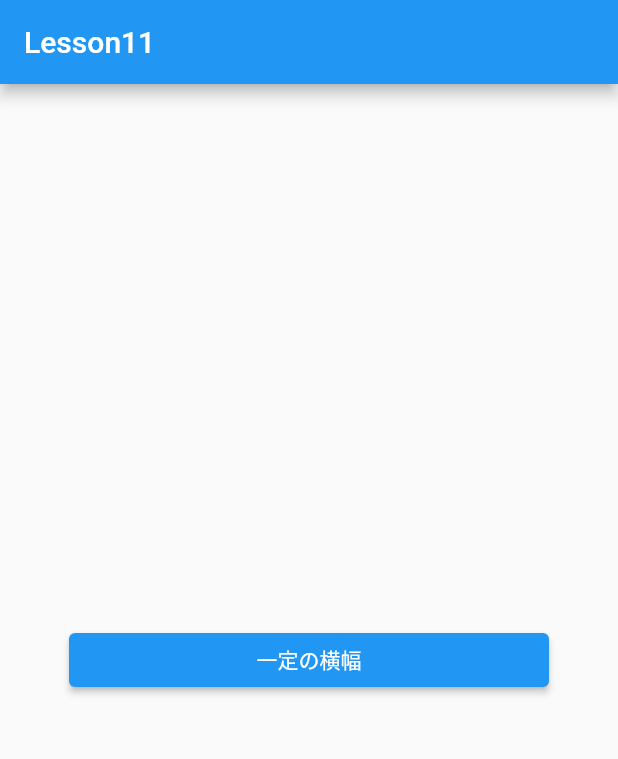
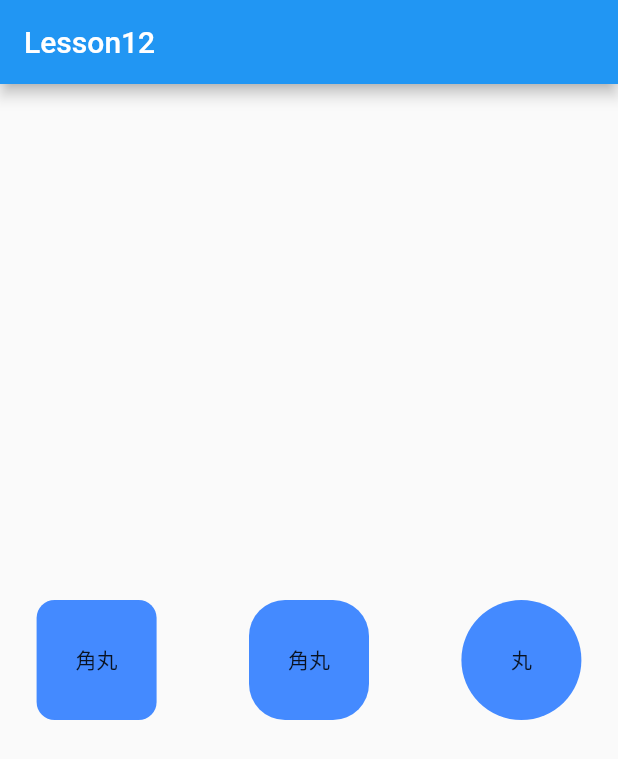
Before and after one commit to Keisuke2162/flutter_workbook, a Flutter app: the screen it shows after launch, on a phone screen of 412 x 824 dp. Shown: the top 759 px of the screen. Run offline on Flutter 3.47's test engine with Material 2 defaults, Android fonts, the phone set to English and light mode, and no system bars.

Commit message:
Lesson12実装

```diff
--- /dev/null
+++ b/lib/Lesson12.dart
@@ -0,0 +1,65 @@
+import 'package:flutter/material.dart';
+
+class Lesson12 extends StatelessWidget {
+
+  @override
+  Widget build(BuildContext context) {
+    return Scaffold(
+      appBar: AppBar(
+        title: Text("Lesson12"),
+      ),
+      body: Center(
+        child: Padding(
+          padding: EdgeInsets.all(12),
+          child:  Row(
+            mainAxisAlignment: MainAxisAlignment.spaceAround,
+            children: [
+              // 角丸1
+              Container(
+                width: 80,
+                height: 80,
+                decoration: BoxDecoration(
+                  borderRadius: BorderRadius.circular(12),
+                  color: Colors.blueAccent,
+                ),
+                child: Center(
+                  child: Text("角丸"),
+                ),
+              ),
+
+              SizedBox(width: 12),
+
+              // 角丸2
+              ClipRRect(
+                borderRadius: BorderRadius.circular(24),
+                child: Container(
+                  width: 80,
+                  height: 80,
+                  color: Colors.blueAccent,
+                  child: Center(
+                    child: Text("角丸"),
+                  ),
+                ),
+              ),
+
+              SizedBox(width: 12),
+
+              // 円形
+              Container(
+                width: 80,
+                height: 80,
+                decoration: BoxDecoration(
+                  shape: BoxShape.circle,
+                  color: Colors.blueAccent,
+                ),
+                child: Center(
+                  child: Text("丸"),
+                ),
+              )
+            ],
+          ),
+        ),
+      ),
+    );
+  }
+}
--- a/lib/main.dart
+++ b/lib/main.dart
@@ -3,6 +3,7 @@ import 'package:flutter/material.dart';
 import 'package:flutter_workbook/Lesson1.dart';
 import 'package:flutter_workbook/Lesson10.dart';
 import 'package:flutter_workbook/Lesson11.dart';
+import 'package:flutter_workbook/Lesson12.dart';
 import 'package:flutter_workbook/Lesson2.dart';
 import 'package:flutter_workbook/Lesson3.dart';
 import 'package:flutter_workbook/Lesson4.dart';
@@ -26,7 +27,7 @@ class MyApp extends StatelessWidget {
       theme: ThemeData(
         primarySwatch: Colors.blue,
       ),
-      home: Lesson11(),
+      home: Lesson12(),
     );
   }
 }
```
